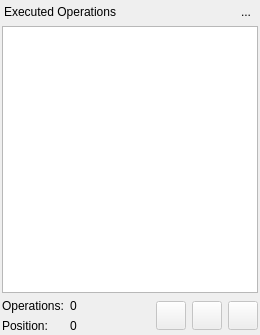
The window that libs/libgui/ui/widgets/operationlistwidget.ui (pgmodeler/pgmodeler) describes before a commit, drawn with Qt 5.
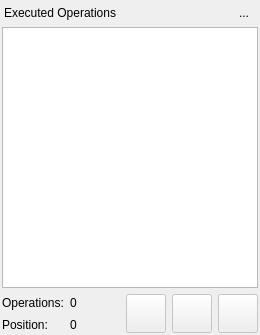
The same window after the commit. Icons and pictures are not drawn.

The edit to the form file:
```diff
--- a/libs/libgui/ui/widgets/operationlistwidget.ui
+++ b/libs/libgui/ui/widgets/operationlistwidget.ui
@@ -108,18 +108,6 @@
       </item>
       <item>
        <widget class="QToolButton" name="hide_tb">
-        <property name="minimumSize">
-         <size>
-          <width>20</width>
-          <height>20</height>
-         </size>
-        </property>
-        <property name="maximumSize">
-         <size>
-          <width>20</width>
-          <height>20</height>
-         </size>
-        </property>
         <property name="toolTip">
          <string>Hide this widget</string>
         </property>
@@ -130,6 +118,12 @@
          <iconset resource="../../res/resources.qrc">
           <normaloff>:/icons/icons/close1.png</normaloff>:/icons/icons/close1.png</iconset>
         </property>
+        <property name="iconSize">
+         <size>
+          <width>28</width>
+          <height>28</height>
+         </size>
+        </property>
         <property name="autoRaise">
          <bool>true</bool>
         </property>
@@ -218,8 +212,8 @@
         </property>
         <property name="iconSize">
          <size>
-          <width>20</width>
-          <height>20</height>
+          <width>28</width>
+          <height>28</height>
          </size>
         </property>
         <property name="indentation">
@@ -314,6 +308,12 @@
           <property name="enabled">
            <bool>false</bool>
           </property>
+          <property name="sizePolicy">
+           <sizepolicy hsizetype="Fixed" vsizetype="Fixed">
+            <horstretch>0</horstretch>
+            <verstretch>0</verstretch>
+           </sizepolicy>
+          </property>
           <property name="toolTip">
            <string>Delete operation history</string>
           </property>
@@ -326,8 +326,8 @@
           </property>
           <property name="iconSize">
            <size>
-            <width>22</width>
-            <height>22</height>
+            <width>32</width>
+            <height>32</height>
            </size>
           </property>
           <property name="autoRaise">
@@ -340,6 +340,12 @@
           <property name="enabled">
            <bool>false</bool>
           </property>
+          <property name="sizePolicy">
+           <sizepolicy hsizetype="Fixed" vsizetype="Fixed">
+            <horstretch>0</horstretch>
+            <verstretch>0</verstretch>
+           </sizepolicy>
+          </property>
           <property name="toolTip">
            <string>Undo</string>
           </property>
@@ -352,8 +358,8 @@
           </property>
           <property name="iconSize">
            <size>
-            <width>22</width>
-            <height>22</height>
+            <width>32</width>
+            <height>32</height>
            </size>
           </property>
           <property name="autoRaise">
@@ -366,6 +372,12 @@
           <property name="enabled">
            <bool>false</bool>
           </property>
+          <property name="sizePolicy">
+           <sizepolicy hsizetype="Fixed" vsizetype="Fixed">
+            <horstretch>0</horstretch>
+            <verstretch>0</verstretch>
+           </sizepolicy>
+          </property>
           <property name="toolTip">
            <string>Redo</string>
           </property>
@@ -378,8 +390,8 @@
           </property>
           <property name="iconSize">
            <size>
-            <width>22</width>
-            <height>22</height>
+            <width>32</width>
+            <height>32</height>
            </size>
           </property>
           <property name="autoRaise">
```
